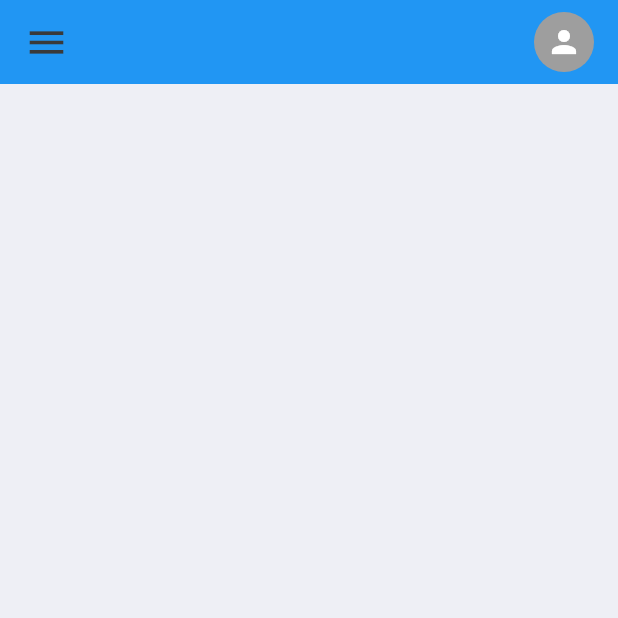
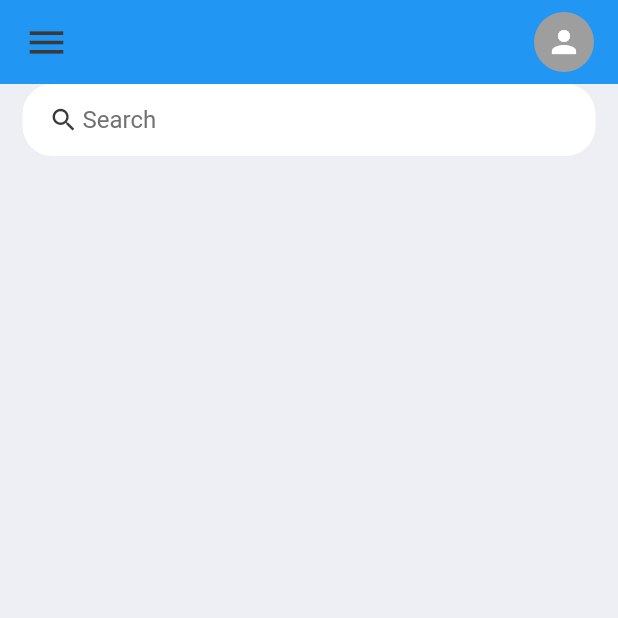
Before and after one commit to Ozurumba007/todo-app-tutorial, a Flutter app: the screen it shows after launch, on a phone screen of 412 x 824 dp, the top half of it. Run offline on Flutter 3.47's test engine with Material 2 defaults, Android fonts, the light colour scheme and no system bars.

Commit message:
created a search container and extracted has a method

```diff
--- a/lib/screens/home_screen.dart
+++ b/lib/screens/home_screen.dart
@@ -16,6 +16,41 @@
     return Scaffold(
       backgroundColor: tdBGColor,
       appBar: _buildAppBar(),
+      body: Container(
+        padding: EdgeInsets.symmetric(horizontal: 15),
+        child: Column(
+          children: [
+            searchBox(),
+          ],
+        ),
+      ),
+    );
+  }
+
+  Widget searchBox() {
+    return Container(
+      padding: EdgeInsets.symmetric(horizontal: 15),
+      decoration: BoxDecoration(
+        color: Colors.white,
+        borderRadius: BorderRadius.circular(20),
+      ),
+      child: TextField(
+        decoration: InputDecoration(
+          contentPadding: EdgeInsets.all(0),
+          prefixIcon: Icon(
+            Icons.search,
+            color: tdBlack,
+            size: 20,
+          ),
+          prefixIconConstraints: BoxConstraints(
+            maxHeight: 20,
+            minWidth: 25,
+          ),
+          border: InputBorder.none,
+          hintText: 'Search',
+          hintStyle: TextStyle(color: tdGrey),
+        ),
+      ),
     );
   }
 
```
